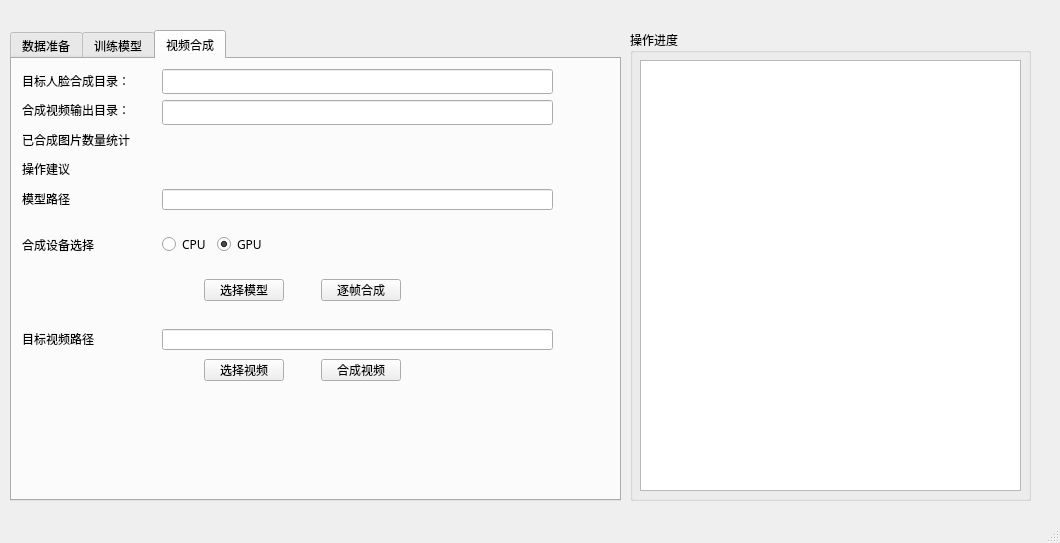
Above: ui/mainWindow_test.ui from ssh198811/DeepFaceLab before the change. Below: the same form after it.
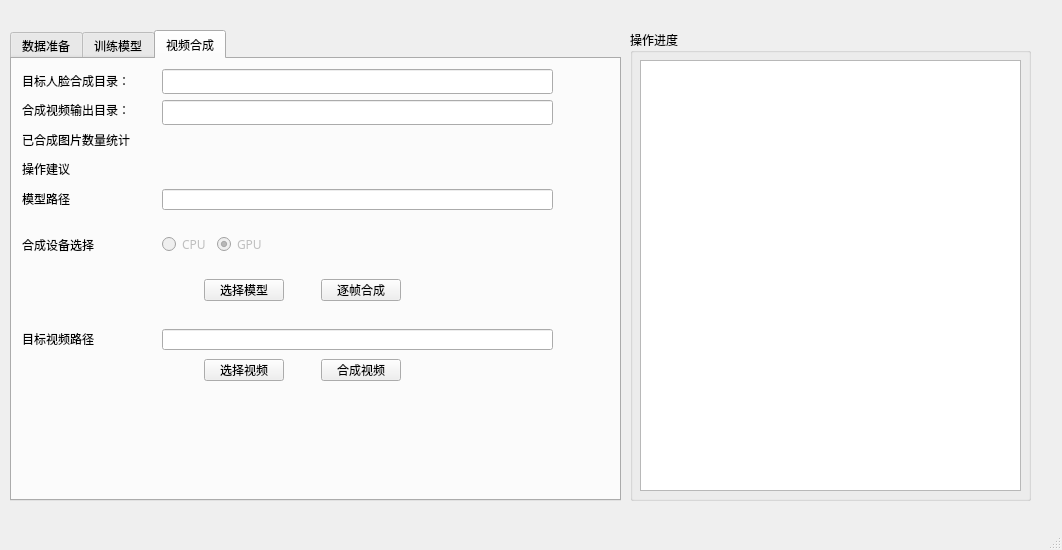
That is the form after the change. The open tabs and pages were chosen to show the change.

```diff
--- a/ui/mainWindow_test.ui
+++ b/ui/mainWindow_test.ui
@@ -9,8 +9,8 @@
    <rect>
     <x>0</x>
     <y>0</y>
-    <width>1060</width>
-    <height>543</height>
+    <width>1062</width>
+    <height>550</height>
    </rect>
   </property>
   <property name="sizePolicy">
@@ -1291,6 +1291,9 @@
         <layout class="QHBoxLayout" name="horizontalLayout_5">
          <item>
           <widget class="QRadioButton" name="rb_merge_device_use_cpu">
+           <property name="enabled">
+            <bool>false</bool>
+           </property>
            <property name="text">
             <string>CPU</string>
            </property>
@@ -1298,6 +1301,9 @@
          </item>
          <item>
           <widget class="QRadioButton" name="rb_merge_device_use_gpu">
+           <property name="enabled">
+            <bool>false</bool>
+           </property>
            <property name="text">
             <string>GPU</string>
            </property>
```
Left out of the diff: 4 changed lines with no effect on the pictures.
